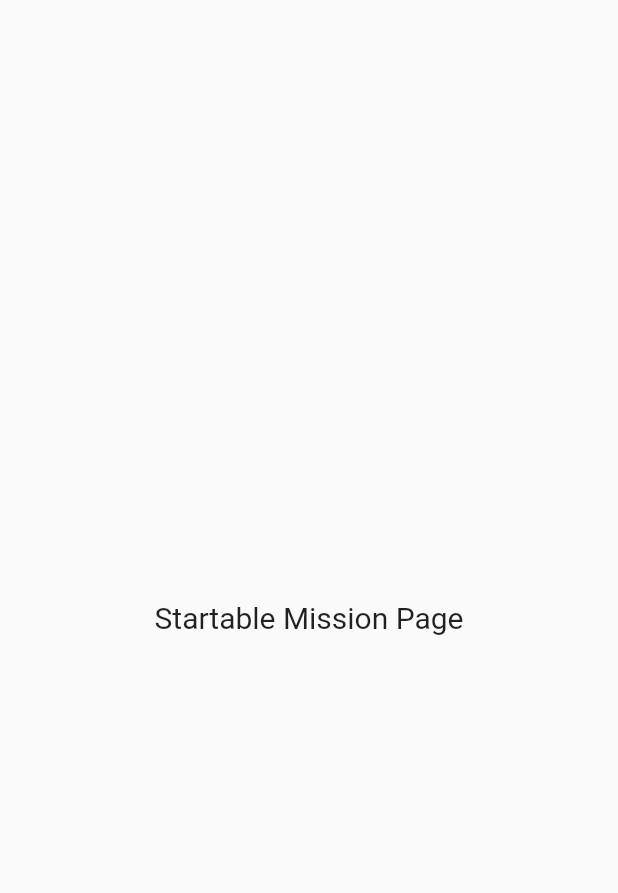
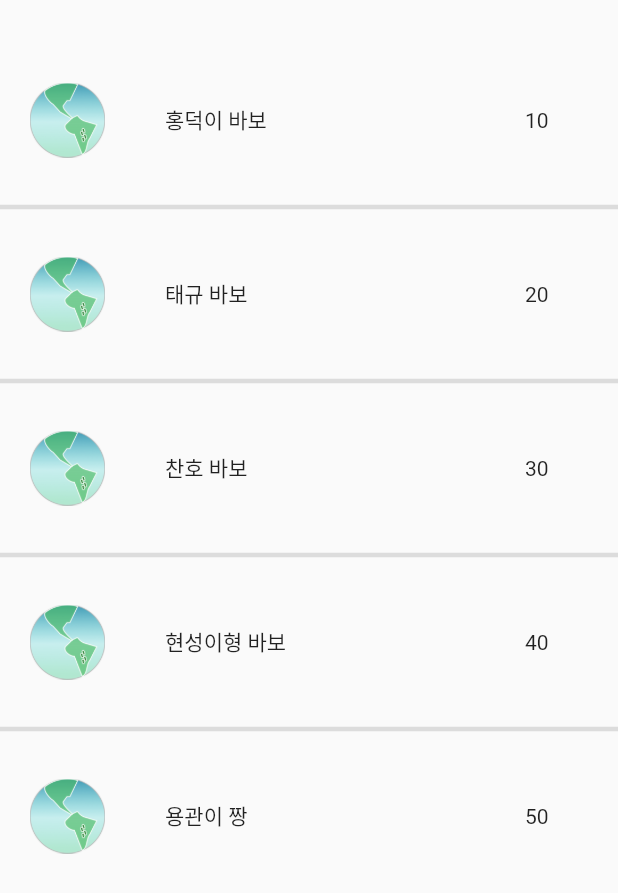
Before and after one commit to Walkreen/Frontend, a Flutter app: the StartAblePage screen opened directly, on a phone screen of 412 x 824 dp. Shown: the top 893 px of the screen. Run offline on Flutter 3.47's test engine with Material 2 defaults, Android fonts, the phone set to English and light mode, and no system bars; our stand-ins replace animated_splash_screen, flutter_holo_date_picker, fluttertoast; missing offline and left inert: flutter_unity_widget.

Commit message:
main page - Mission Page 리스트뷰 추가

```diff
--- a/lib/MainScreen/Mission/StartAblePage.dart
+++ b/lib/MainScreen/Mission/StartAblePage.dart
@@ -9,14 +9,62 @@ class StartAblePage extends StatefulWidget {
 
 class _StartAblePageState extends State<StartAblePage> {
   @override
+  final List<String> title = <String>[
+    "홍덕이 바보",
+    "태규 바보",
+    "찬호 바보",
+    "현성이형 바보",
+    "용관이 짱",
+  ];
+
+  final List<int> reward = <int>[10, 20, 30, 40, 50];
+
+  @override
   Widget build(BuildContext context) {
-    return const Scaffold(
-      body: Center(
-        child: Text("Startable Mission Page",
-          style: TextStyle(
-              fontSize: 20.0
-          ),),
-      ),
-    );
+    return Scaffold(
+
+        body: ListView.separated(
+            padding: const EdgeInsets.symmetric(vertical: 30),
+            itemCount: title.length,
+            separatorBuilder: (BuildContext context, int index) =>
+                const Divider(thickness: 3),
+            itemBuilder: (BuildContext context, int index) {
+              return GestureDetector(
+                child: SingleChildScrollView(
+                  child: Container(
+                      height: 100,
+                      child: Row(
+                        mainAxisAlignment: MainAxisAlignment.start,
+                        children: [
+                          SizedBox(
+                            width: 20.0,
+                          ),
+                          Image.asset(
+                            'images/Earth.png',
+                            width: 50,
+                            height: 50,
+                          ),
+                          SizedBox(
+                            width: 40.0,
+                          ),
+                          Container(
+                            width: 220,
+                            child: Text("${title[index]}"),
+                          ),
+                          SizedBox(
+                            width: 20.0,
+                          ),
+                          Container(
+                            width: 50,
+                            child: Text("${reward[index]}"),
+                          ),
+                        ],
+                      )),
+                ),
+                onTap: () {
+                  Navigator.pushNamed(context, '/MissionContext');
+                },
+              );
+            }));
   }
 }
--- a/lib/main.dart
+++ b/lib/main.dart
@@ -1,6 +1,7 @@
 import 'package:capstone/MainScreen/GamePage.dart';
 import 'package:capstone/MainScreen/HomePage.dart';
 import 'package:capstone/MainScreen/MainPage.dart';
+import 'package:capstone/MainScreen/Mission/MissionContent.dart';
 import 'package:capstone/SplashPage.dart';
 import 'package:capstone/auto/Join/JoinPage2.dart';
 import 'package:capstone/auto/Login/IntroPage.dart';
@@ -30,7 +31,8 @@ class MyApp extends StatelessWidget {
         '/SecondJoin' : (context) => JoinPage2(),
         '/LastJoin' : (context) => JoinPage3(),
         '/Main' : (context) => MainPage(),
-          '/Home' : (context) => HomePage(),
+        '/Home' : (context) => HomePage(),
+        '/MissionContext' : (context) => MissionContentPage(),
       }
     );
   }
```
Also changed, not shown: lib/MainScreen/Mission/CompletedPage.dart (+54 -8 lines), lib/MainScreen/Mission/InProgressPage.dart (+53 -8 lines), lib/MainScreen/Mission/MissionContent.dart (added, +186 -0 lines).
